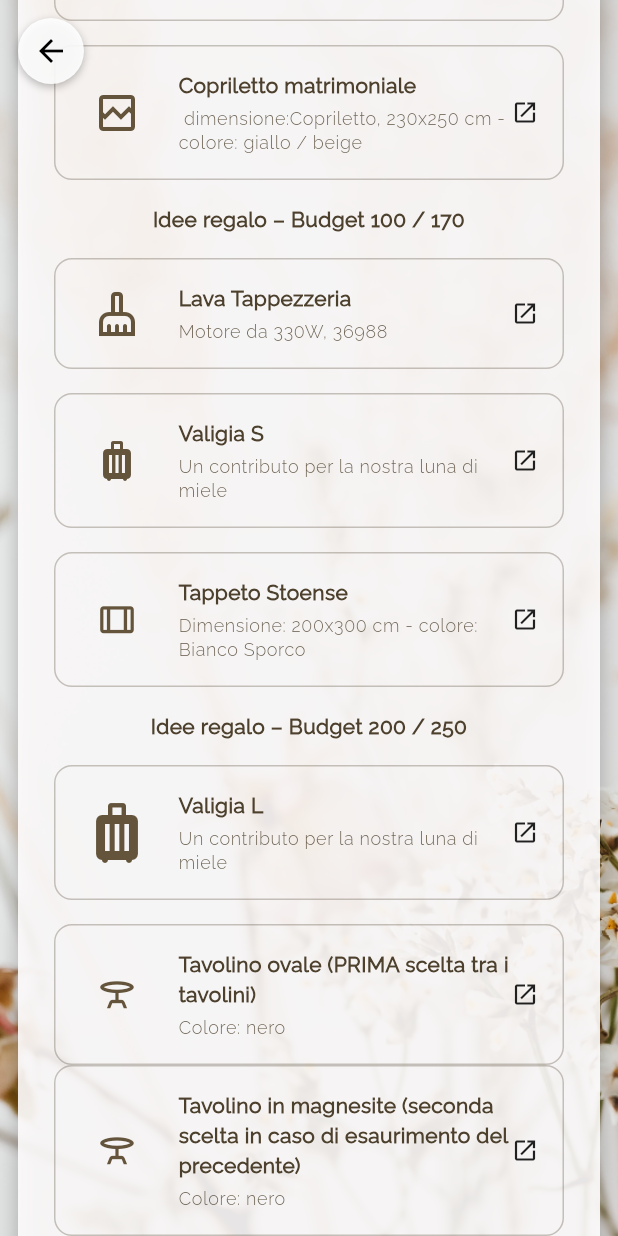
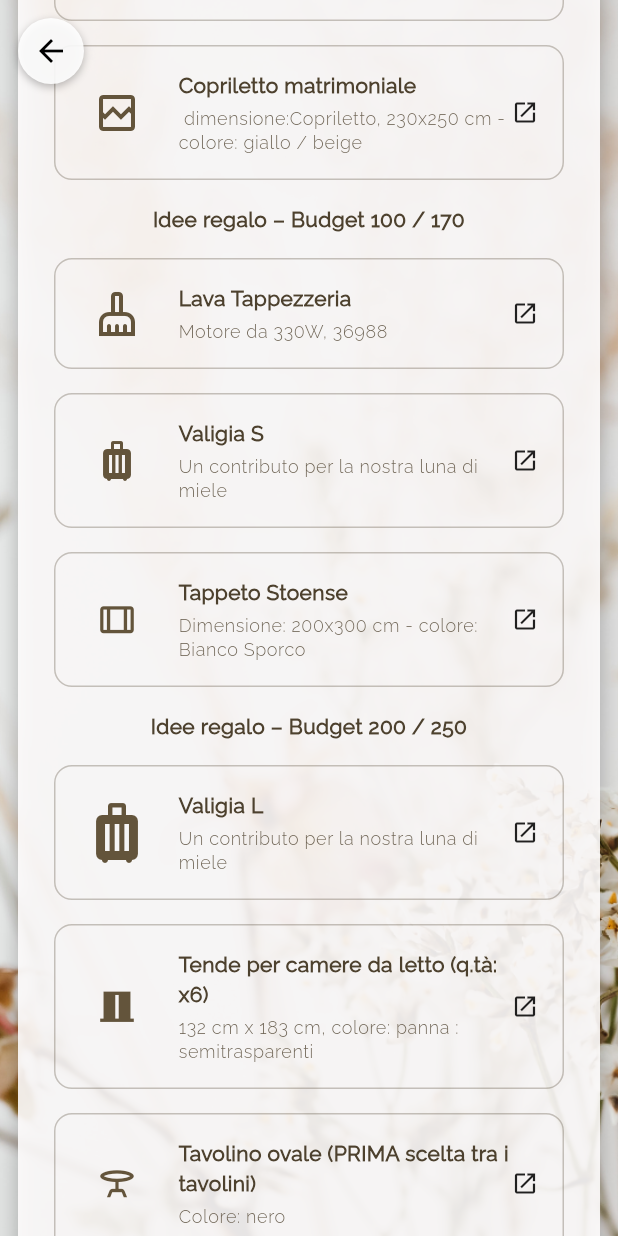
Before and after one commit to LauraG2000/Wedding, a Flutter app: the WeddingList screen opened directly, scrolled down 576 dp, on a phone screen of 412 x 824 dp. Run offline on Flutter 3.47's test engine with Material 3 defaults, Android fonts, the phone set to English and light mode, and no system bars; our stand-ins replace chopper; generated files the repository leaves out were written again.

Commit message:
Aggiornata ui lsta

```diff
--- a/lib/features/support/pages/wedding_list.dart
+++ b/lib/features/support/pages/wedding_list.dart
@@ -204,6 +204,17 @@ class WeddingList extends StatelessWidget {
 
                             _item(
                               context,
+                              icon: Icons.curtains_closed,
+                              iconSize: IconSize.s27,
+                              title: 'Tende per camere da letto (q.tà: x6)',
+                              subtitle: '132 cm x 183 cm, colore: panna : semitrasparenti',
+                              link:
+                                  'https://www.leroymerlin.it/prodotti/tende-semitrasparenti-filtranti-luce-ideali-per-soggiorno-e-camera-da-letto-proteggono-privacy-132-cm-x-183-cm-colore-lino-96879568.html',
+                            ),
+                            const SizedBox(height: PaddingValues.p16),
+
+                            _item(
+                              context,
                               icon: Icons.table_bar_outlined,
                               iconSize: IconSize.s27,
                               title: 'Tavolino ovale (PRIMA scelta tra i tavolini)',
```
